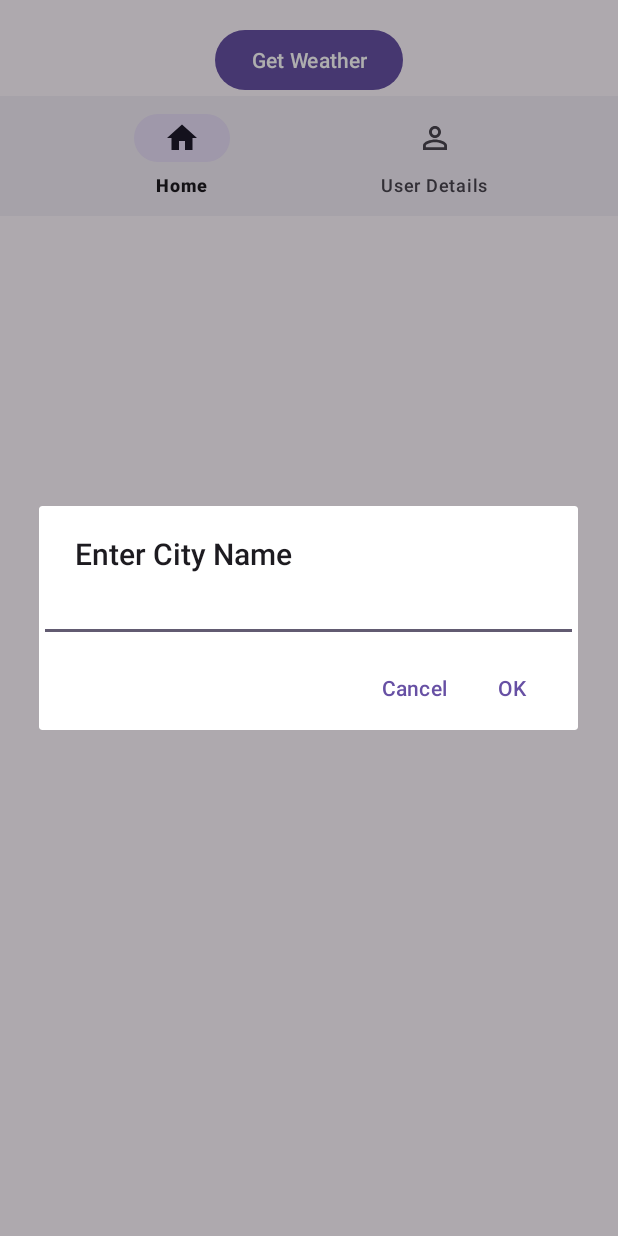
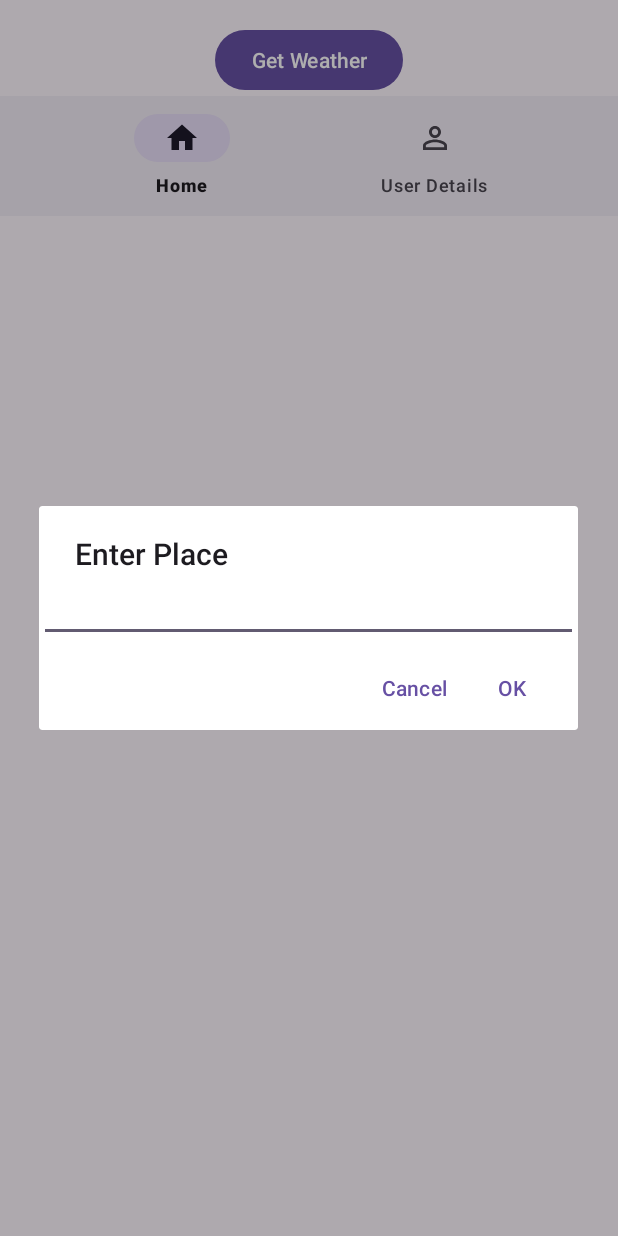
Before and after one commit to Shikhar97/Guardian-Angel, an Android app: the screen it shows after launch (MainActivity), after a tap on "Get Weather", on a phone screen of 412 x 824 dp. Run offline under Robolectric (Android 15) with nearby library versions, the phone set to English and light mode, and no system bars.

Commit message:
weather recommendation feature 2nd commit ui optimize

```diff
--- a/app/GuardianAngel/app/src/main/java/com/example/guardianangel/MainActivity.kt
+++ b/app/GuardianAngel/app/src/main/java/com/example/guardianangel/MainActivity.kt
@@ -42,7 +42,7 @@ class MainActivity : AppCompatActivity() {
 
     private fun showCityInputDialog() {
         val builder = AlertDialog.Builder(this)
-        builder.setTitle("Enter City Name")
+        builder.setTitle("Enter Place")
 
         val input = EditText(this)
         builder.setView(input)
```
